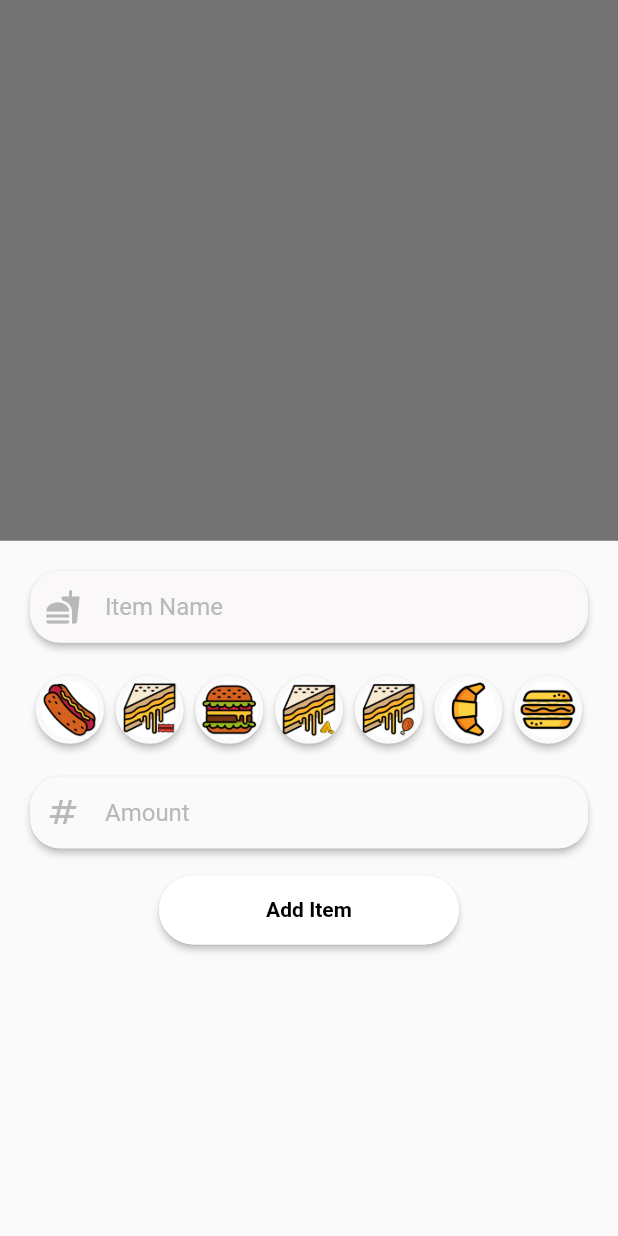
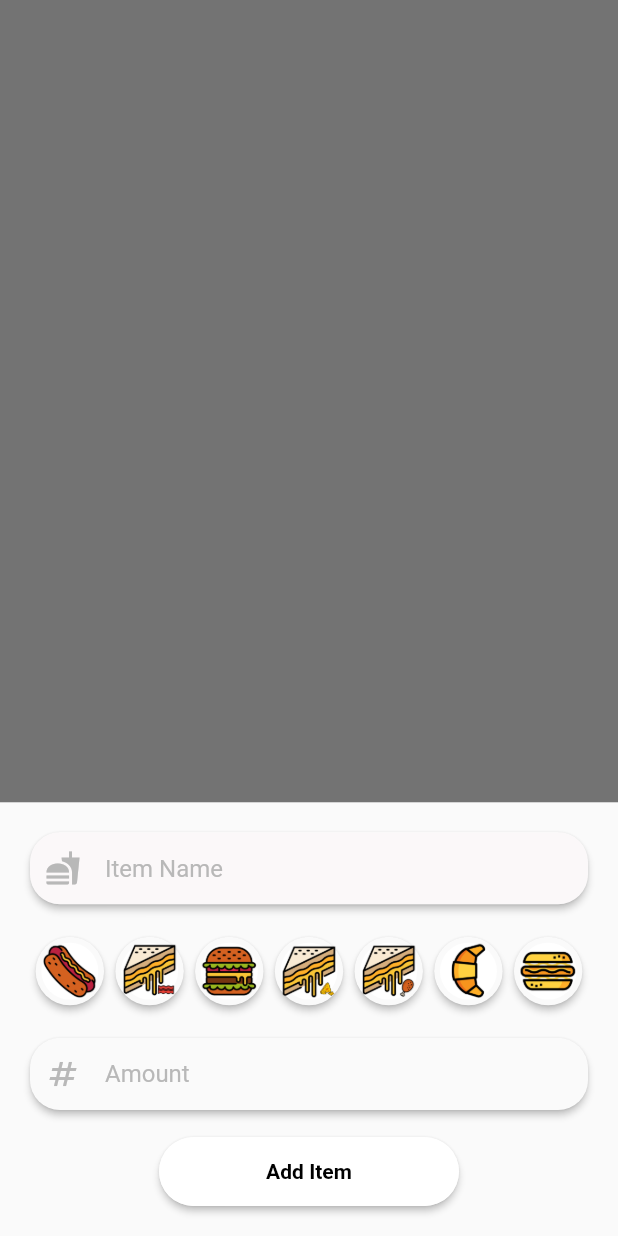
Before and after one commit to Morne-le-Roux/order-up, a Flutter app: the screen it shows after launch, after a tap on the "add" icon, on a phone screen of 412 x 824 dp. Run offline on Flutter 3.47's test engine with Material 2 defaults, Android fonts, the phone set to English and light mode, and no system bars; our stand-ins replace get, shared_preferences.

Commit message:
fixed tall kayboards hiding entry fields

```diff
--- a/lib/components/bottomsheet.dart
+++ b/lib/components/bottomsheet.dart
@@ -25,9 +25,12 @@ class _AddMenuItemBottomSheetState extends State<AddMenuItemBottomSheet> {
 
   @override
   Widget build(BuildContext context) {
-    return Container(
+    return Padding(
+      padding: MediaQuery.of(context).viewInsets,
+      child: Container(
         padding: const EdgeInsets.all(20),
         child: Column(
+          mainAxisSize: MainAxisSize.min,
           children: [
             Padding(
               padding: const EdgeInsets.only(bottom: 18.0),
@@ -106,6 +109,7 @@ class _AddMenuItemBottomSheetState extends State<AddMenuItemBottomSheet> {
               },
             ),
           ],
+        ),
       ),
     );
   }
--- a/lib/homescreen.dart
+++ b/lib/homescreen.dart
@@ -22,12 +22,12 @@ class _HomeScreenState extends State<HomeScreen> {
   @override
   Widget build(BuildContext context) {
     c.getItemData();
-    print("Butts!");
     return Scaffold(
       floatingActionButton: FloatingActionButton.small(
           backgroundColor: Colors.white,
           onPressed: () {
             showModalBottomSheet(
+                isScrollControlled: true,
                 context: context,
                 builder: (BuildContext context) {
                   return const AddMenuItemBottomSheet();
```
Lines whose indentation alone changed are shown as unchanged.
